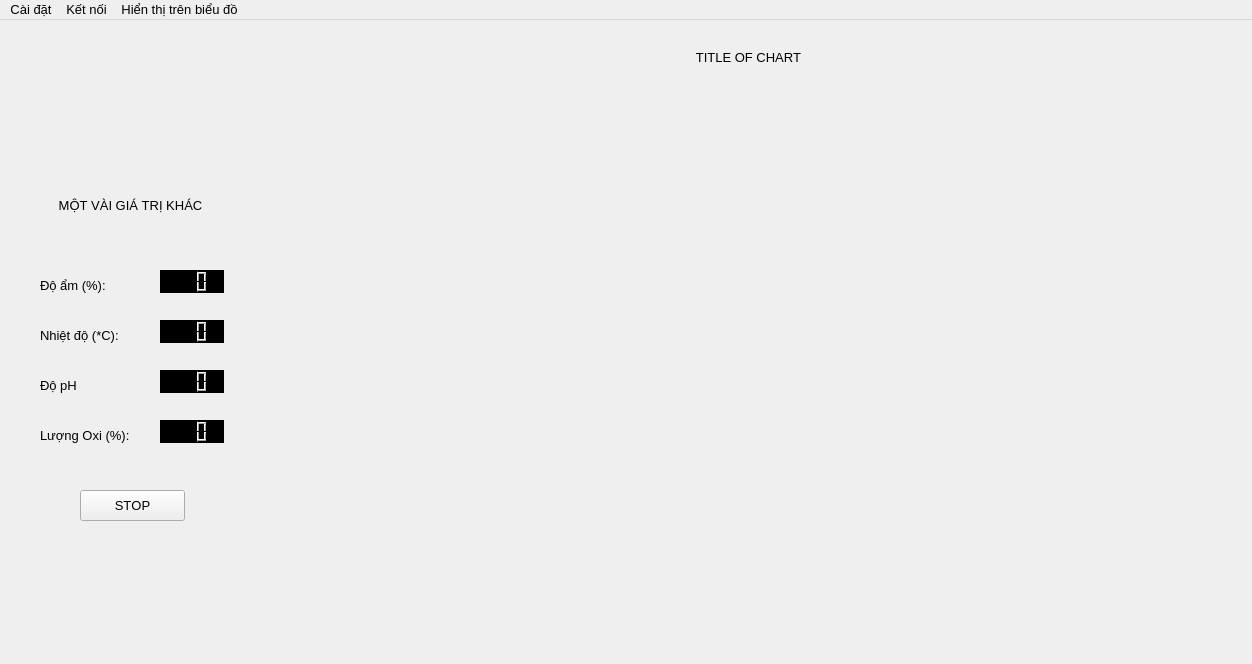
mellivora24/STEM_LAB_DESKTOP, file HomeScreen_v2.ui: the form before one commit.
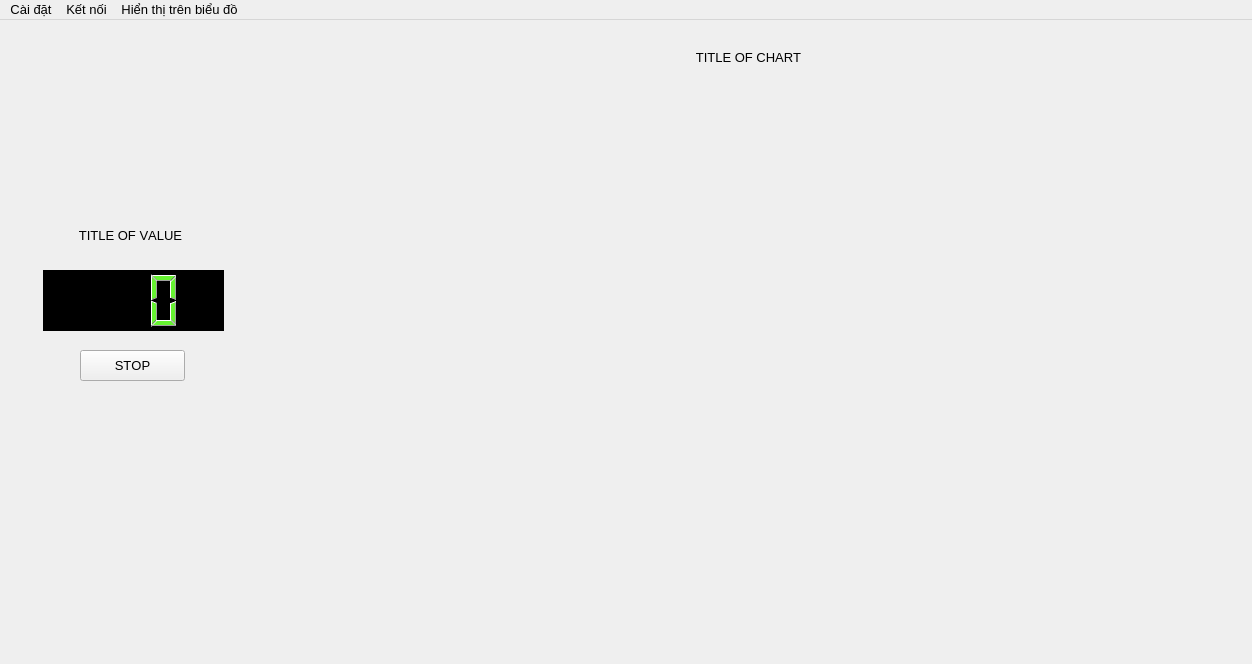
The form after the commit. Icons and pictures are not drawn.

Diff of the .ui file:
```diff
--- a/HomeScreen_v2.ui
+++ b/HomeScreen_v2.ui
@@ -58,26 +58,13 @@
    <enum>QTabWidget::Rounded</enum>
   </property>
   <widget class="QWidget" name="centralwidget">
-   <widget class="QLabel" name="humi_title">
+   <widget class="QLCDNumber" name="realtime_value">
     <property name="geometry">
      <rect>
-      <x>40</x>
+      <x>43</x>
       <y>250</y>
-      <width>141</width>
-      <height>31</height>
-     </rect>
-    </property>
-    <property name="text">
-     <string>Độ ẩm (%):</string>
-    </property>
-   </widget>
-   <widget class="QLCDNumber" name="humi_lcd">
-    <property name="geometry">
-     <rect>
-      <x>160</x>
-      <y>250</y>
-      <width>64</width>
-      <height>23</height>
+      <width>181</width>
+      <height>61</height>
      </rect>
     </property>
     <property name="styleSheet">
@@ -94,104 +81,14 @@
    <widget class="QLabel" name="temp_tile">
     <property name="geometry">
      <rect>
-      <x>40</x>
-      <y>300</y>
+      <x>60</x>
+      <y>190</y>
       <width>141</width>
-      <height>31</height>
-     </rect>
-    </property>
-    <property name="text">
-     <string>Nhiệt độ (*C):</string>
-    </property>
-   </widget>
-   <widget class="QLabel" name="ph_title">
-    <property name="geometry">
-     <rect>
-      <x>40</x>
-      <y>350</y>
-      <width>141</width>
-      <height>31</height>
-     </rect>
-    </property>
-    <property name="text">
-     <string>Độ pH</string>
-    </property>
-   </widget>
-   <widget class="QLabel" name="oxi_title">
-    <property name="geometry">
-     <rect>
-      <x>40</x>
-      <y>400</y>
-      <width>141</width>
-      <height>31</height>
-     </rect>
-    </property>
-    <property name="text">
-     <string>Lượng Oxi (%):</string>
-    </property>
-   </widget>
-   <widget class="QLCDNumber" name="temp_lcd">
-    <property name="geometry">
-     <rect>
-      <x>160</x>
-      <y>300</y>
-      <width>64</width>
-      <height>23</height>
-     </rect>
-    </property>
-    <property name="styleSheet">
-     <string notr="true">color: rgb(102, 243, 49);
-background-color: rgb(0, 0, 0);</string>
-    </property>
-    <property name="digitCount">
-     <number>3</number>
-    </property>
-   </widget>
-   <widget class="QLCDNumber" name="ph_lcd">
-    <property name="geometry">
-     <rect>
-      <x>160</x>
-      <y>350</y>
-      <width>64</width>
-      <height>23</height>
-     </rect>
-    </property>
-    <property name="styleSheet">
-     <string notr="true">color: rgb(102, 243, 49);
-background-color: rgb(0, 0, 0);</string>
-    </property>
-    <property name="digitCount">
-     <number>3</number>
-    </property>
-   </widget>
-   <widget class="QLCDNumber" name="oxi_lcd">
-    <property name="geometry">
-     <rect>
-      <x>160</x>
-      <y>400</y>
-      <width>64</width>
-      <height>23</height>
-     </rect>
-    </property>
-    <property name="styleSheet">
-     <string notr="true">color: rgb(102, 243, 49);
-background-color: rgb(0, 0, 0);</string>
-    </property>
-    <property name="digitCount">
-     <number>3</number>
-    </property>
-   </widget>
-   <widget class="QLabel" name="all_values_title">
-    <property name="geometry">
-     <rect>
-      <x>40</x>
-      <y>160</y>
-      <width>181</width>
       <height>51</height>
      </rect>
     </property>
     <property name="text">
-     <string>MỘT VÀI GIÁ TRỊ KHÁC</string>
+     <string>TITLE OF VALUE</string>
     </property>
     <property name="alignment">
      <set>Qt::AlignCenter</set>
@@ -258,7 +155,7 @@
     <property name="geometry">
      <rect>
       <x>80</x>
-      <y>470</y>
+      <y>330</y>
       <width>105</width>
       <height>31</height>
      </rect>
```
Left out of the diff: 2 changed lines with no effect on the pictures.
